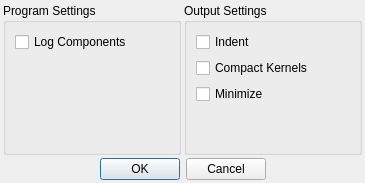
Old version of the form settingsdialog.ui in the repository grandchild/AVS-File-Decoder-Qt.
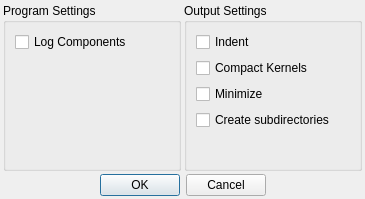
New version of the form.

Patch:
```diff
--- a/settingsdialog.ui
+++ b/settingsdialog.ui
@@ -7,7 +7,7 @@
     <x>0</x>
     <y>0</y>
     <width>365</width>
-    <height>183</height>
+    <height>199</height>
    </rect>
   </property>
   <property name="sizePolicy">
@@ -123,6 +123,25 @@
           </property>
          </widget>
         </item>
+        <item>
+         <widget class="QCheckBox" name="subdirs">
+          <property name="toolTip">
+           <string>Mirror the input directory structure in the output directory.</string>
+          </property>
+          <property name="locale">
+           <locale language="German" country="Germany"/>
+          </property>
+          <property name="text">
+           <string>Create subdirectories</string>
+          </property>
+          <property name="checked">
+           <bool>false</bool>
+          </property>
+          <property name="tristate">
+           <bool>false</bool>
+          </property>
+         </widget>
+        </item>
         <item>
          <spacer name="spacerOutput">
           <property name="orientation">
```
Left out of the diff: 12 changed lines with no effect on the pictures.
